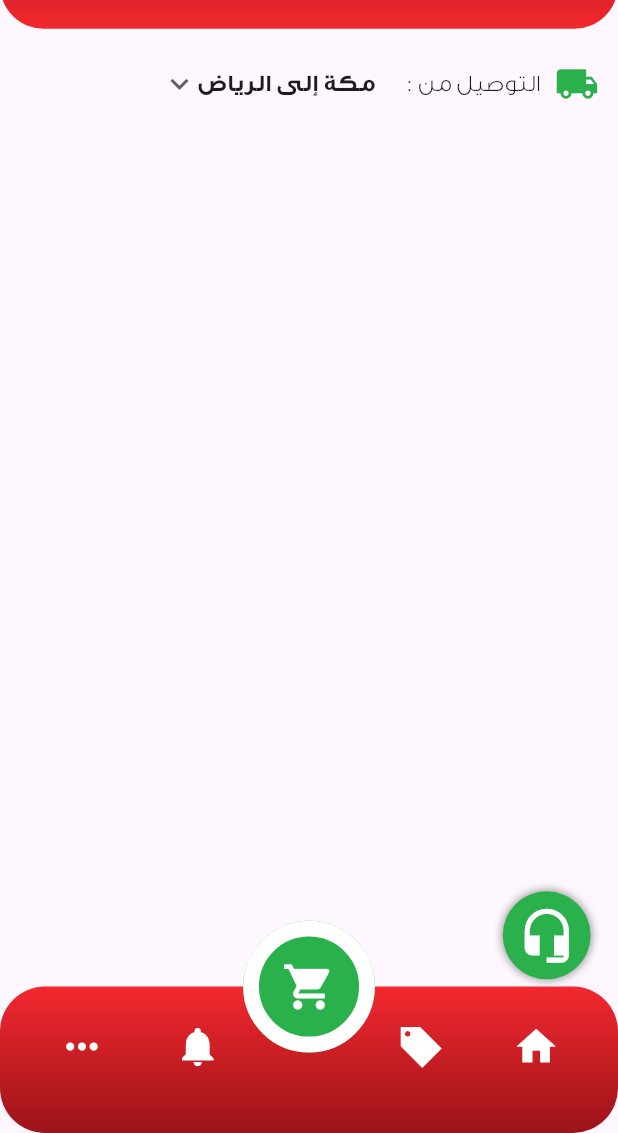
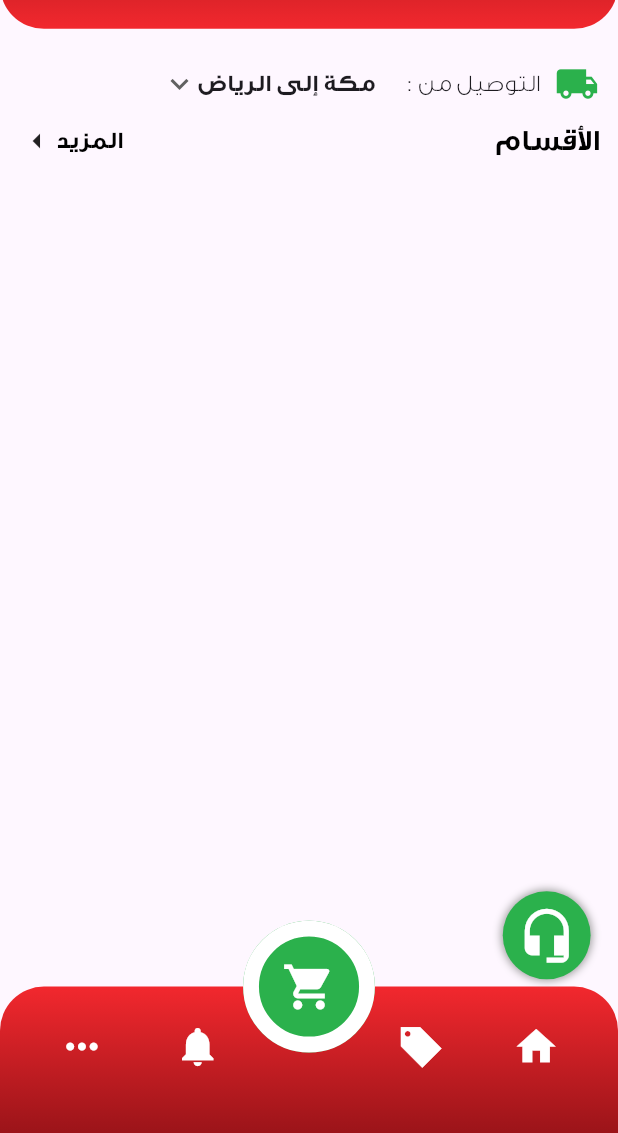
Before and after one commit to Sourcecode-eg/jomla, a Flutter app: the screen it shows after launch, on a phone screen of 412 x 824 dp, the part 103-1236 px from its top. Run offline on Flutter 3.47's test engine with Material 3 defaults, Android fonts, the light colour scheme and no system bars; our stand-ins replace flutter_screenutil.

Commit message:
Updated Border Radius to be Responsive

```diff
--- a/lib/core/resources/styles/app_text_style.dart
+++ b/lib/core/resources/styles/app_text_style.dart
@@ -1,4 +1,5 @@
 import 'package:flutter/material.dart';
+import 'package:flutter_screenutil/flutter_screenutil.dart';
 
 import '../colors/colors.dart';
 
@@ -10,14 +11,14 @@ class AppTextStyle {
     fontWeight: FontWeight.w500,
   );
 
-// default
+  // default
   static const TextStyle textStylDefault = TextStyle(
     color: AppColors.defaultColor,
     fontSize: 22,
     fontWeight: FontWeight.bold,
   );
 
-   ///gold
+  ///gold
   static const TextStyle textStyleRegularGold = TextStyle(
     color: AppColors.textAppGold,
     fontSize: 14,
@@ -254,5 +255,15 @@ class AppTextStyle {
     fontSize: 14,
     fontWeight: FontWeight.w600,
   );
+  static TextStyle bodyText16 = TextStyle(
+    color: AppColors.black,
+    fontSize: 16.sp,
+    fontWeight: FontWeight.bold,
+  );
+  static TextStyle bodyText20 = TextStyle(
+    color: AppColors.black,
+    fontSize: 20.sp,
+    fontWeight: FontWeight.bold,
+  );
   AppTextStyle._();
 }
--- a/lib/feature/home/presentation/widgets/custom_bottom_nav_bar.dart
+++ b/lib/feature/home/presentation/widgets/custom_bottom_nav_bar.dart
@@ -14,7 +14,10 @@ class CustomBottomNavBar extends StatelessWidget {
         Container(
           height: 100.h,
           decoration: BoxDecoration(
-            borderRadius: BorderRadius.circular(30),
+            borderRadius: BorderRadius.only(
+              topLeft: Radius.circular(30.r),
+              topRight: Radius.circular(30.r),
+            ),
             gradient: const LinearGradient(
               colors: [AppColors.redVariant1, AppColors.redVariant2],
               begin: Alignment.bottomCenter,
--- a/lib/feature/home/presentation/widgets/home_view_body.dart
+++ b/lib/feature/home/presentation/widgets/home_view_body.dart
@@ -1,5 +1,6 @@
 import 'package:flutter/material.dart';
 import 'package:flutter_screenutil/flutter_screenutil.dart';
+import 'package:jomla_market/core/resources/styles/app_text_style.dart';
 import 'package:jomla_market/feature/home/presentation/widgets/location_selector.dart';
 
 class HomeViewBody extends StatelessWidget {
@@ -11,7 +12,26 @@ class HomeViewBody extends StatelessWidget {
       physics: const BouncingScrollPhysics(),
       child: Padding(
         padding: EdgeInsets.all(12.w),
-        child: const Column(children: [LocationSelector()]),
+        child: Column(
+          children: [
+            const LocationSelector(),
+            Row(
+              children: [
+                Expanded(
+                  child: Text('الأقسام', style: AppTextStyle.bodyText20),
+                ),
+                InkWell(
+                  child: Row(
+                    children: [
+                      Text('المزيد', style: AppTextStyle.bodyText16),
+                      const Icon(Icons.arrow_right),
+                    ],
+                  ),
+                ),
+              ],
+            ),
+          ],
+        ),
       ),
     );
   }
```
Also changed, not shown: lib/core/resources/images/images.dart (+0 -40 lines).
